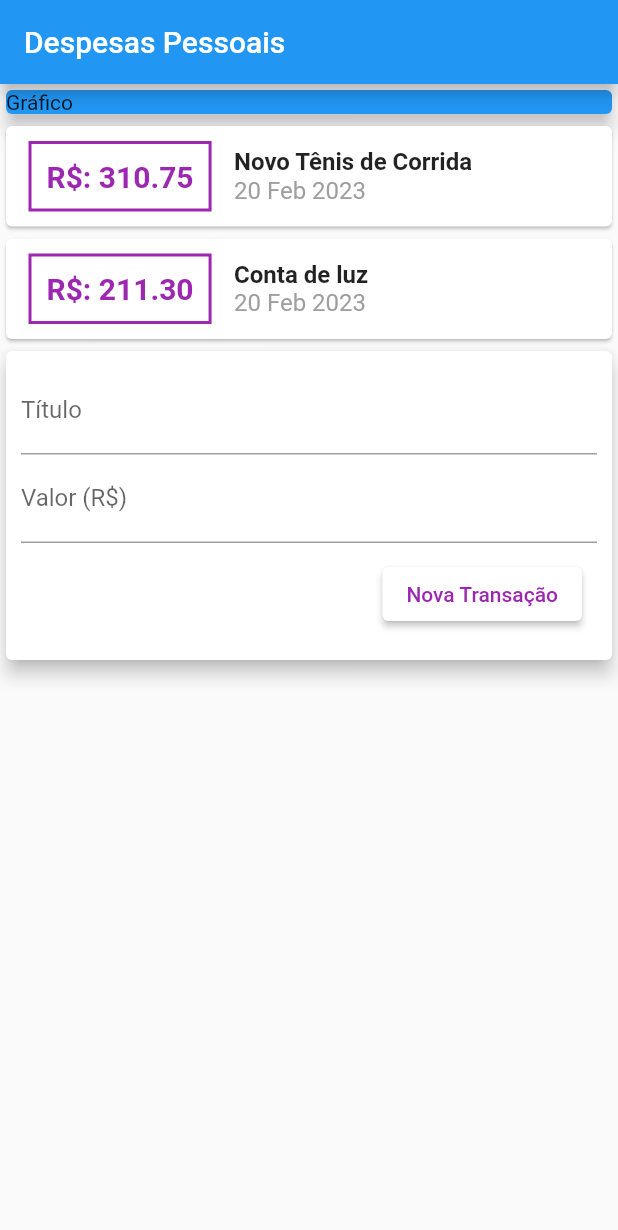
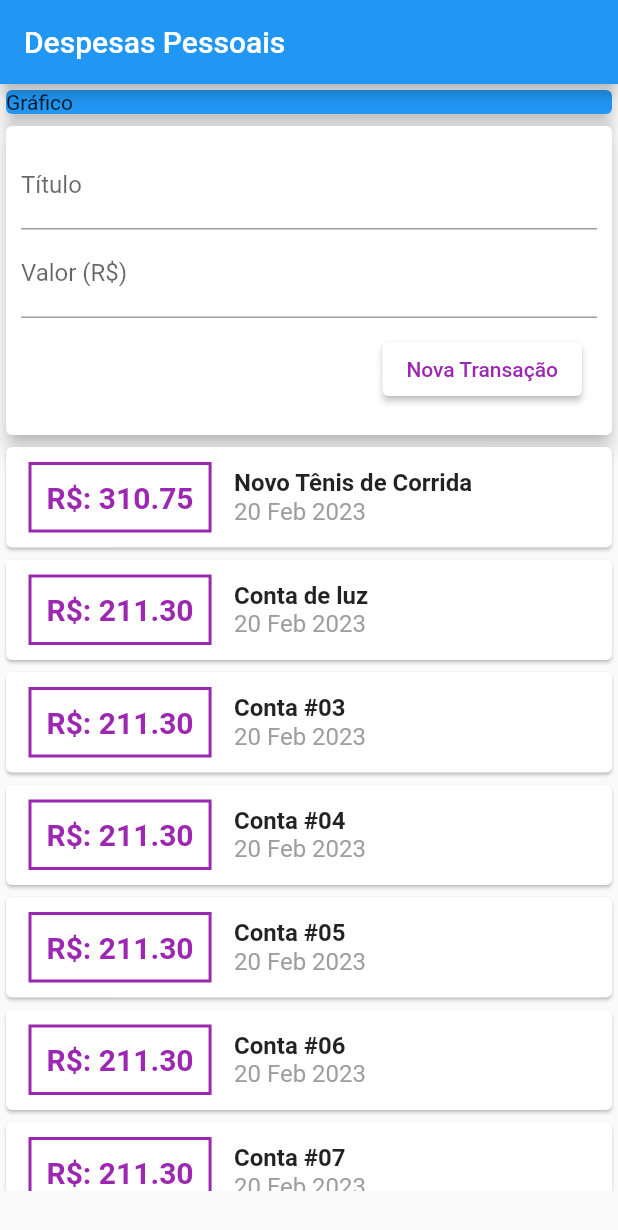
Before and after one commit to oTalDoHud/controle_gastos, a Flutter app: the screen it shows after launch, on a phone screen of 412 x 824 dp. Shown: the top 1230 px of the screen. Run offline on Flutter 3.47's test engine with Material 2 defaults, Android fonts, the phone set to English and light mode, and no system bars.

Commit message:
ListView

```diff
--- a/lib/components/transaction_list.dart
+++ b/lib/components/transaction_list.dart
@@ -1,6 +1,5 @@
 import 'package:flutter/material.dart';
 import 'package:intl/intl.dart';
-
 
 import '../models/transaction.dart';
 
@@ -11,8 +10,12 @@ class TransactionList extends StatelessWidget {
 
   @override
   Widget build(BuildContext context) {
-    return Column(
-      children: _transaction.map((tr) {
+    return SizedBox(
+      height: 500,
+      child: ListView.builder(
+        itemCount: _transaction.length,
+        itemBuilder: (BuildContext context, int index) {
+          final tr = _transaction[index];
           return Card(
             child: Row(
               children: <Widget>[
@@ -58,7 +61,8 @@ class TransactionList extends StatelessWidget {
               ],
             ),
           );
-      }).toList(),
+        },
+      ),
     );
   }
 }
--- a/lib/components/transaction_user.dart
+++ b/lib/components/transaction_user.dart
@@ -27,6 +27,68 @@ class _TransactionUserState extends State<TransactionUser> {
       value: 211.30,
       date: DateTime.now(),
     ),
+    Transaction(
+      id: "t3",
+      title: "Conta #03",
+      value: 211.30,
+      date: DateTime.now(),
+    ),
+    Transaction(
+      id: "t4",
+      title: "Conta #04",
+      value: 211.30,
+      date: DateTime.now(),
+    ),
+    Transaction(
+      id: "t5",
+      title: "Conta #05",
+      value: 211.30,
+      date: DateTime.now(),
+    ),
+    Transaction(
+      id: "t6",
+      title: "Conta #06",
+      value: 211.30,
+      date: DateTime.now(),
+    ),
+    Transaction(
+      id: "t7",
+      title: "Conta #07",
+      value: 211.30,
+      date: DateTime.now(),
+    ),    Transaction(
+      id: "t7",
+      title: "Conta #07",
+      value: 211.30,
+      date: DateTime.now(),
+    ),    Transaction(
+      id: "t7",
+      title: "Conta #07",
+      value: 211.30,
+      date: DateTime.now(),
+    ),    Transaction(
+      id: "t7",
+      title: "Conta #07",
+      value: 211.30,
+      date: DateTime.now(),
+    ),    Transaction(
+      id: "t7",
+      title: "Conta #07",
+      value: 211.30,
+      date: DateTime.now(),
+    ),
+    Transaction(
+      id: "t7",
+      title: "Conta #07",
+      value: 211.30,
+      date: DateTime.now(),
+    ),
+    Transaction(
+      id: "t7",
+      title: "Conta #07",
+      value: 211.30,
+      date: DateTime.now(),
+    ),
   ];
 
   _addTransaction(String title, double value) {
@@ -46,8 +108,8 @@ class _TransactionUserState extends State<TransactionUser> {
   Widget build(BuildContext context) {
     return Column(
       children: [
+        TransactionForm(_addTransaction),
         TransactionList(_transaction),
-        TransactionForm(_addTransaction),
       ],
     );
   }
```
Lines whose indentation alone changed are shown as unchanged.
